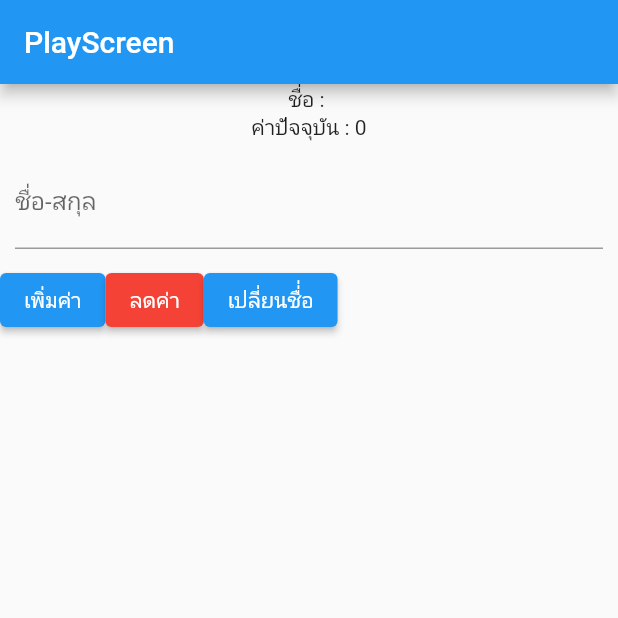
After one commit to paet4171/example2, a Flutter app: the screen it shows after launch, after a tap on "เพิ่มค่า", after a tap on "ลดค่า", after a tap on "เปลี่ยนชื่่อ", on a phone screen of 412 x 824 dp, the top half of it. The commit adds this screen. Run offline on Flutter 3.47's test engine with Material 2 defaults, Android fonts, the phone set to English and light mode, and no system bars; missing offline and left inert: dart:html.

Commit message:
ฟอมและฟิล

```diff
--- a/lib/main.dart
+++ b/lib/main.dart
@@ -1,4 +1,5 @@
 import 'package:example2/screen/home_screen.dart';
+import 'package:example2/screen/play_screen.dart';
 import 'package:flutter/material.dart';
 
 void main() {
@@ -14,7 +15,7 @@ class MyApp extends StatelessWidget {
       theme: ThemeData(
         primarySwatch: Colors.blue,
       ),
-      home: const HomeScreen(),
+      home: const MyPlayScreen(),
     );
   }
 }
--- /dev/null
+++ b/lib/screen/play_screen.dart
@@ -0,0 +1,82 @@
+import 'package:flutter/material.dart';
+
+class MyPlayScreen extends StatefulWidget {
+  const MyPlayScreen({Key? key}) : super(key: key);
+
+  @override
+  State<MyPlayScreen> createState() => _MyPlayScreenState();
+}
+
+class _MyPlayScreenState extends State<MyPlayScreen> {
+  int number = 0;
+  String name = " Bundit nan";
+  TextEditingController namecontroller = TextEditingController();
+  void increments() {
+    setState(() {
+      number += 1;
+    });
+  }
+
+  void decremaents() {
+    setState(() {
+      number -= 1;
+    });
+  }
+
+  void changeName() {
+    setState(() {
+      name = namecontroller.text;
+      namecontroller.text = "";
+    });
+  }
+
+  @override
+  Widget build(BuildContext context) {
+    return Scaffold(
+      appBar: AppBar(
+        title: Text("PlayScreen"),
+      ),
+      body: Container(
+        child: Column(
+          children: [
+            Text("ชื่อ : ${name}"),
+            Text("ค่าปัจจุบัน : ${number}"),
+            Container(
+              margin: EdgeInsets.all(10),
+              child: Form(
+                child: Column(
+                  children: [
+                    TextFormField(
+                      controller: namecontroller,
+                      decoration: InputDecoration(
+                          hintText: "ชื่อ-สกุล", label: Text("ชื่อ-สกุล")),
+                    ),
+                  ],
+                ),
+              ),
+            ),
+            Row(
+              children: [
+                ElevatedButton(
+                  onPressed: increments,
+                  child: Text("เพิ่มค่า"),
+                ),
+                ElevatedButton(
+                  style: ElevatedButton.styleFrom(
+                    primary: Colors.red,
+                  ),
+                  onPressed: decremaents,
+                  child: Text("ลดค่า"),
+                ),
+                ElevatedButton(
+                  onPressed: changeName,
+                  child: Text("เปลี่ยนชื่่อ"),
+                ),
+              ],
+            ),
+          ],
+        ),
+      ),
+    );
+  }
+}
```
